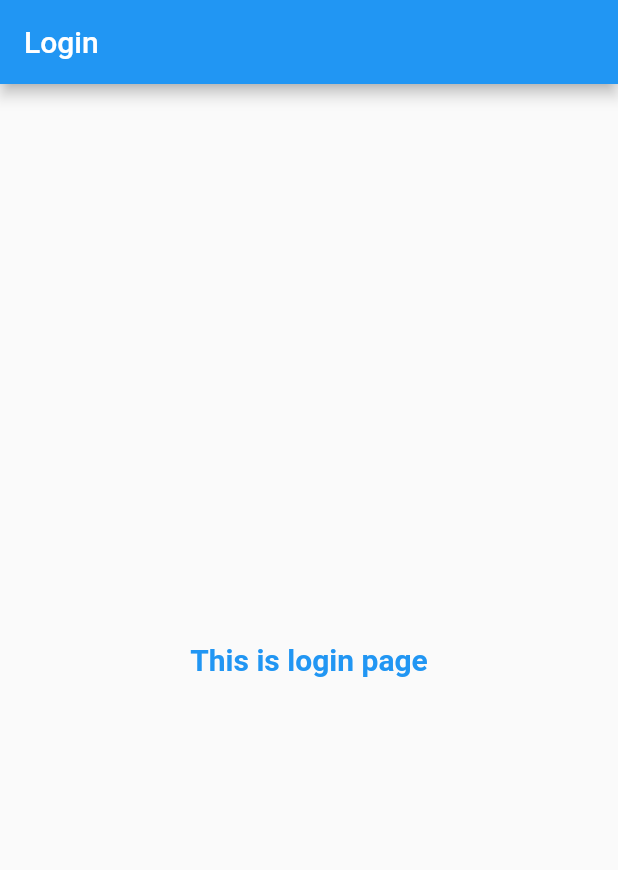
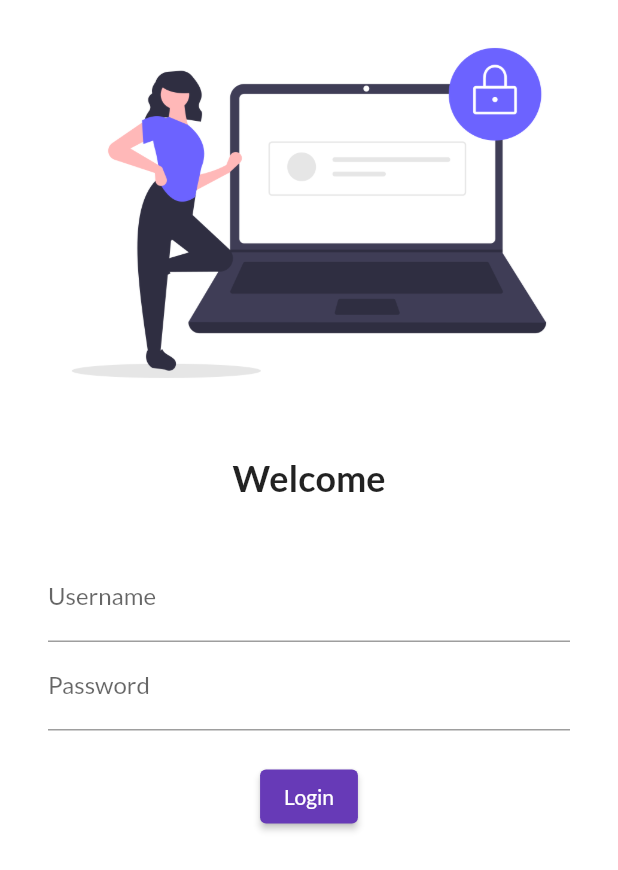
Before and after one commit to pradeepfullstack/fluttercatelog, a Flutter app: the screen it shows after launch, on a phone screen of 412 x 824 dp. Shown: the top 870 px of the screen. Run offline on Flutter 3.47's test engine with Material 2 defaults, Android fonts, the phone set to English and light mode, and no system bars; our stand-ins replace google_fonts.

Commit message:
Day 3 Completed

```diff
--- a/lib/main.dart
+++ b/lib/main.dart
@@ -1,6 +1,7 @@
 // ignore_for_file: prefer_const_constructors
 import 'package:flutter/material.dart';
 import 'package:fluttercatelog/pages/login_page.dart';
+import 'package:google_fonts/google_fonts.dart';
 
 import 'pages/home_page.dart';
 
@@ -17,12 +18,16 @@ class MyApp extends StatelessWidget {
     return MaterialApp(
       // home: const HomePage(),
       themeMode: ThemeMode.light,
+      theme: ThemeData(
+          primarySwatch: Colors.deepPurple,
+          fontFamily: GoogleFonts.lato().fontFamily,
+          primaryTextTheme: GoogleFonts.latoTextTheme()),
       darkTheme: ThemeData(
         brightness: Brightness.dark,
       ),
       routes: {
         "/": (context) => LoginPage(),
-        // "/login": (context) => LoginPage(),
+        "/home": (context) => HomePage(),
       },
     );
   }
--- a/lib/pages/login_page.dart
+++ b/lib/pages/login_page.dart
@@ -6,16 +6,56 @@ class LoginPage extends StatelessWidget {
 
   @override
   Widget build(BuildContext context) {
-    return Scaffold(
-      appBar: AppBar(title: Text('Login')),
-      body: Center(
-        child: Text(
-          "This is login page",
-          textAlign: TextAlign.center,
-          style: TextStyle(
-              fontSize: 20, color: Colors.blue, fontWeight: FontWeight.bold),
-        ),
-      ),
-    );
+    return Material(
+        color: Colors.white,
+        child: Column(
+          children: [
+            Image.asset(
+              "assets/images/login_image.png",
+              fit: BoxFit.cover,
+            ),
+            SizedBox(
+              height: 20,
+            ),
+            Text("Welcome",
+                style: TextStyle(
+                  fontSize: 24,
+                  fontWeight: FontWeight.bold,
+                )),
+            SizedBox(
+              height: 20,
+            ),
+            Padding(
+              padding:
+                  const EdgeInsets.symmetric(vertical: 16.0, horizontal: 32.0),
+              child: Column(children: [
+                TextFormField(
+                  decoration: InputDecoration(
+                    hintText: "Enter Username",
+                    labelText: "Username",
+                  ),
+                ),
+                TextFormField(
+                  obscureText: true,
+                  decoration: InputDecoration(
+                    hintText: "Enter Password",
+                    labelText: "Password",
+                  ),
+                ),
+                SizedBox(
+                  height: 20,
+                ),
+                ElevatedButton(
+                  child: Text("Login"),
+                  style: TextButton.styleFrom(),
+                  onPressed: () {
+                    // ignore: avoid_print
+                    print("Hi Pradeep");
+                  },
+                )
+              ]),
+            )
+          ],
+        ));
   }
 }
--- a/pubspec.yaml
+++ b/pubspec.yaml
@@ -34,6 +34,7 @@ dependencies:
   # The following adds the Cupertino Icons font to your application.
   # Use with the CupertinoIcons class for iOS style icons.
   cupertino_icons: ^1.0.2
+  google_fonts: ^2.2.0
 
 dev_dependencies:
   flutter_test:
@@ -58,8 +59,8 @@ flutter:
   uses-material-design: true
 
   # To add assets to your application, add an assets section, like this:
-  # assets:
-  #   - images/a_dot_burr.jpeg
+  assets:
+    - assets/images/
   #   - images/a_dot_ham.jpeg
 
   # An image asset can refer to one or more resolution-specific "variants", see
```
Also changed, not shown: assets/images/login_image.png (added), pubspec.lock.
